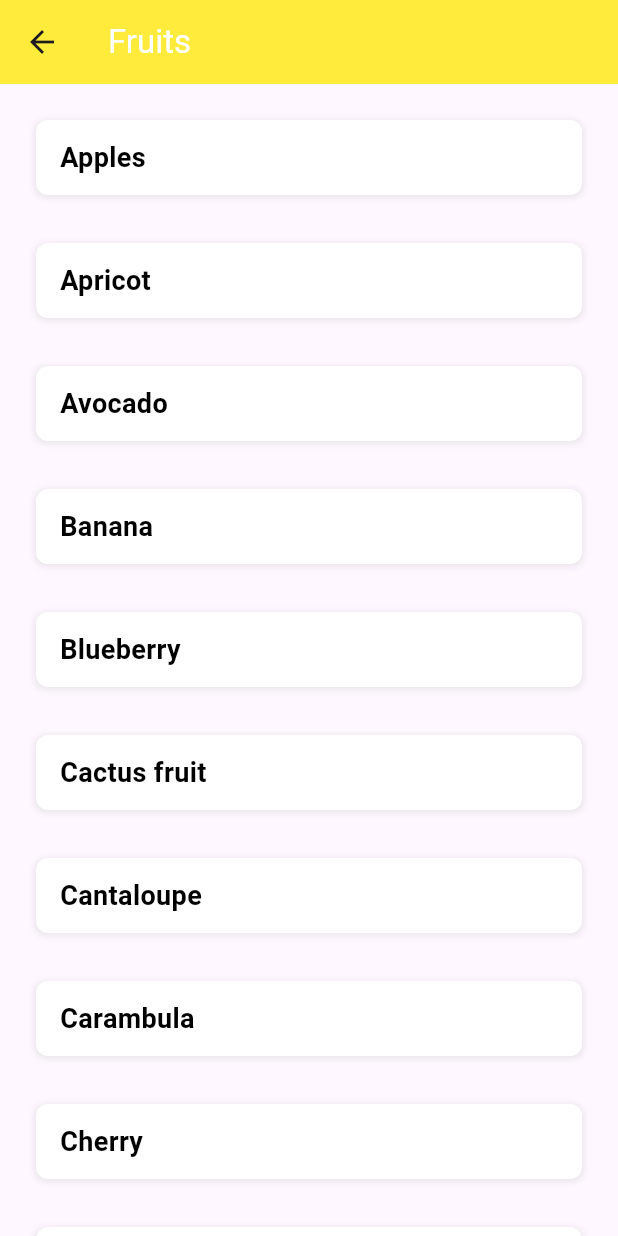
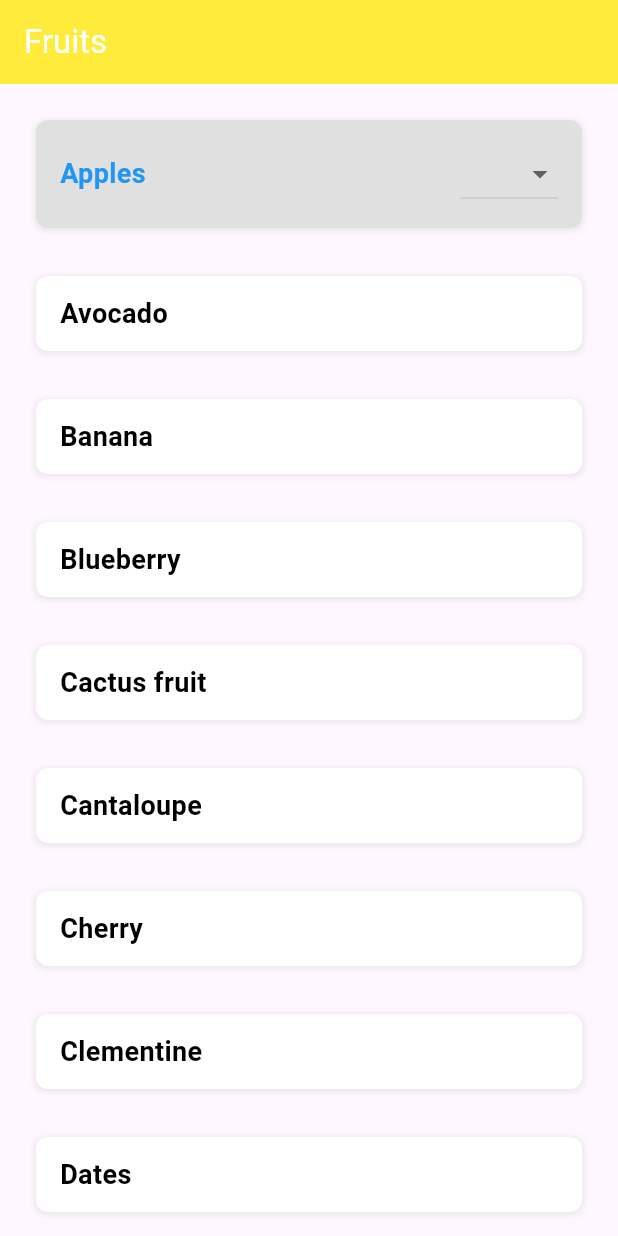
Before and after one commit to AbdhalRiyas/SriCuisine, a Flutter app: the FruitIngredientsScreen screen opened directly, on a phone screen of 412 x 824 dp. Run offline on Flutter 3.47's test engine with Material 3 defaults, Android fonts, the phone set to English and light mode, and no system bars.

Commit message:
Added the dropdown option for the fruitsingredientScreen

```diff
--- a/lib/Pages.dart/FruitIngredientsScreen.dart
+++ b/lib/Pages.dart/FruitIngredientsScreen.dart
@@ -8,60 +8,36 @@ class FruitIngredientsScreen extends StatefulWidget {
 class _FruitIngredientsScreenState extends State<FruitIngredientsScreen> {
   final List<String> _Fruits = [
     'Apples',
-    'Apricot',
     'Avocado',
     'Banana',
     'Blueberry',
     'Cactus fruit',
     'Cantaloupe',
-    'Carambula',
     'Cherry',
-    'Cherry Wax',
-    'Chestnut',
     'Clementine',
-    'Cocos',
     'Dates',
     'Eggplant',
-    'Fig',
     'Ginger Root',
-    'Granadilla',
     'Grape',
     'Grapefruit',
     'Guava',
-    'Hazelnut',
-    'Huckleberry',
     'Kiwi',
-    'Kaki',
-    'Kohlrabi',
-    'Kumsquats',
-    'Lychee',
     'Mandarine',
     'Mango',
     'Mangostan',
-    'Maracuja',
     'Mulberry',
     'Nectarine',
-    'Nut',
     'Orange',
     'Papaya',
     'Passion fruit',
     'Peach',
-    'Pepino',
     'Pear',
-    'Physalis',
     'Pineapple',
-    'Pitahaya Red',
-    'Plum',
     'Pomegranate',
-    'Pomelo Sweetie',
-    'Quince',
     'Rambutan',
     'Raspberry',
     'Redcurrant',
-    'Salak',
     'Strawberry',
-    'Tamarillo',
-    'Walnut',
     'Watermelon',
   ];
 
@@ -98,7 +74,7 @@ class _FruitIngredientsScreenState extends State<FruitIngredientsScreen> {
               mainAxisAlignment: MainAxisAlignment.end,
               children: List.generate(_Fruits.length, (index) {
                 final dairyProduct = _Fruits[index];
-                final isSelected = _Fruits == index;
+                final isSelected = _selectedFruit == index;
                 return Column(
                   children: [
                     GestureDetector(
--- a/lib/main.dart
+++ b/lib/main.dart
@@ -7,6 +7,7 @@ import 'package:flutter_application_1/Pages.dart/login_page.dart';
 import 'package:flutter_application_1/Pages.dart/intro_page.dart';
 import 'package:flutter_application_1/Pages.dart/specification_page.dart';
 
+import 'package:flutter_application_1/Pages.dart/available_ingredients_screen.dart';
 import 'package:flutter_application_1/Pages.dart/FruitIngredientsScreen.dart';
 import 'package:flutter_application_1/Pages.dart/DairyProductsIngredientsScreen.dart';
 import 'package:flutter_application_1/Pages.dart/MeatIngredientsScreen.dart';
@@ -23,8 +24,8 @@ class MyApp extends StatelessWidget {
   Widget build(BuildContext context) {
     return MaterialApp(
       debugShowCheckedModeBanner: false,
-      home:
-          //Recipes(),
+      home: //Recipes(),
+
           //SpecPage(),
           //IntroPage(),
           //LoginPage(),
@@ -33,8 +34,8 @@ class MyApp extends StatelessWidget {
           //AvailableIngredientsScreen(),
           //VegetableIngredientsScreen(),
           //MeatIngredientsScreen(),
-          //FruitIngredientsScreen(),
-          DairyProductsIngredientsScreen(),
+          FruitIngredientsScreen(),
+      //DairyProductsIngredientsScreen(),
     );
   }
 }
```
